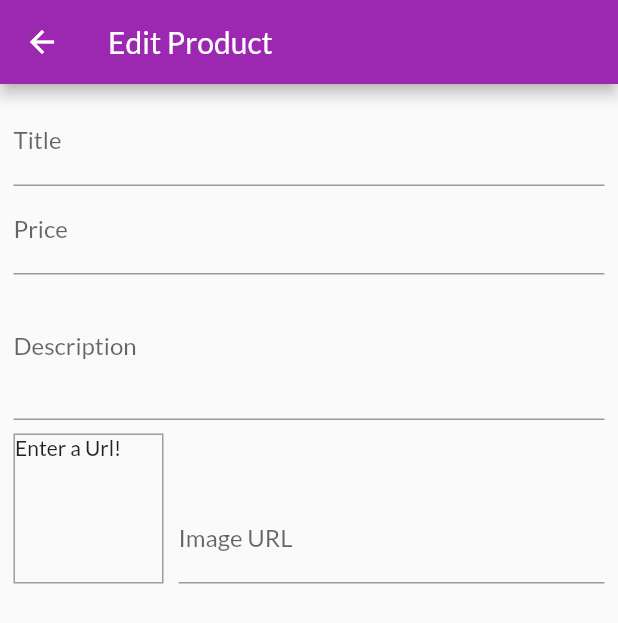
After one commit to ashishdock/shop_app, a Flutter app: the UserProductsScreen screen opened by its route, after a tap on the "add" icon, on a phone screen of 412 x 824 dp. The commit adds this screen. Shown: the top 623 px of the screen. Run offline on Flutter 3.47's test engine with Material 2 defaults, Android fonts, the phone set to English and light mode, and no system bars; network calls fail.

Commit message:
Realtime update to the Product image preview in Edit Product Screen

```diff
--- a/lib/main.dart
+++ b/lib/main.dart
@@ -5,6 +5,7 @@ import './providers/products.dart';
 import './providers/cart.dart';
 import './providers/orders.dart';
 
+import './screens/edit_product_screen.dart';
 import './screens/user_products_screen.dart';
 import './screens/orders_screen.dart';
 import './screens/product_detail_screen.dart';
@@ -42,6 +43,7 @@ class MyApp extends StatelessWidget {
           CartScreen.routeName: (context) => CartScreen(),
           OrdersScreen.routeName: (context) => OrdersScreen(),
           UserProductsScreen.routeName: (context) => UserProductsScreen(),
+          EditProductScreen.routeName: (context) => EditProductScreen(),
         },
       ),
     );
--- /dev/null
+++ b/lib/screens/edit_product_screen.dart
@@ -0,0 +1,122 @@
+import 'package:flutter/material.dart';
+
+class EditProductScreen extends StatefulWidget {
+  // const EditProductScreen({ Key? key }) : super(key: key);
+  static const routeName = '/edit-product';
+
+  @override
+  State<EditProductScreen> createState() => _EditProductScreenState();
+}
+
+class _EditProductScreenState extends State<EditProductScreen> {
+  final _priceFocusNode = FocusNode();
+  final _descriptionFocusNode = FocusNode();
+  final _imageUrlController = TextEditingController();
+  final _imageUrlFocusNode = FocusNode();
+
+  @override
+  void initState() {
+    super.initState();
+    _imageUrlFocusNode.addListener(_updateImageUrl);
+  }
+
+  @override
+  void dispose() {
+    super.dispose();
+    _imageUrlFocusNode.removeListener(_updateImageUrl);
+    _priceFocusNode.dispose();
+    _descriptionFocusNode.dispose();
+    _imageUrlController.dispose();
+    _imageUrlFocusNode.dispose();
+  }
+
+  void _updateImageUrl() {
+    if (!_imageUrlFocusNode.hasFocus) {
+      setState(() {});
+    } else {}
+  }
+
+  @override
+  Widget build(BuildContext context) {
+    return Scaffold(
+      appBar: AppBar(
+        title: Text('Edit Product'),
+      ),
+      body: Padding(
+        padding: const EdgeInsets.all(9.0),
+        child: Form(
+          child: SingleChildScrollView(
+            child: Column(
+              children: [
+                TextFormField(
+                  decoration: InputDecoration(labelText: 'Title'),
+                  textInputAction: TextInputAction.next,
+                  onFieldSubmitted: (value) {
+                    FocusScope.of(context).requestFocus(_priceFocusNode);
+                  },
+                ),
+                TextFormField(
+                  decoration: InputDecoration(labelText: 'Price'),
+                  keyboardType: TextInputType.number,
+                  textInputAction: TextInputAction.next,
+                  focusNode: _priceFocusNode,
+                  onFieldSubmitted: (value) {
+                    FocusScope.of(context).requestFocus(_descriptionFocusNode);
+                  },
+                ),
+                TextFormField(
+                  decoration: InputDecoration(labelText: 'Description'),
+                  maxLines: 3,
+                  keyboardType: TextInputType.multiline,
+                  textInputAction: TextInputAction.next,
+                  focusNode: _descriptionFocusNode,
+                ),
+                Row(
+                  crossAxisAlignment: CrossAxisAlignment.end,
+                  children: [
+                    Container(
+                      width: 100,
+                      height: 100,
+                      margin: EdgeInsets.only(
+                        top: 9,
+                        right: 10,
+                      ),
+                      decoration: BoxDecoration(
+                        border: Border.all(
+                          width: 1,
+                          color: Colors.grey,
+                        ),
+                      ),
+                      child: _imageUrlController.text.isEmpty
+                          ? Text('Enter a Url!')
+                          : FittedBox(
+                              child: Image.network(
+                                _imageUrlController.text,
+                                fit: BoxFit.cover,
+                              ),
+                            ),
+                    ),
+                    Expanded(
+                      child: TextFormField(
+                        decoration: InputDecoration(
+                          labelText: 'Image URL',
+                        ),
+                        keyboardType: TextInputType.url,
+                        textInputAction: TextInputAction.done,
+                        controller: _imageUrlController,
+                        focusNode: _imageUrlFocusNode,
+                        onEditingComplete: () {
+                          setState(() {});
+                        },
+                      ),
+                    ),
+                  ],
+                ),
+              ],
+            ),
+          ),
+        ),
+      ),
+    );
+  }
+}
--- a/lib/screens/user_products_screen.dart
+++ b/lib/screens/user_products_screen.dart
@@ -1,8 +1,8 @@
 import 'package:flutter/material.dart';
 import 'package:provider/provider.dart';
-import 'package:shop_app/widgets/user_product_item.dart';
+import './edit_product_screen.dart';
+import '../widgets/user_product_item.dart';
 import '../providers/products.dart';
-import '../screens/user_products_screen.dart';
 
 class UserProductsScreen extends StatelessWidget {
   // const UserProductsScreen({ Key? key }) : super(key: key);
@@ -15,11 +15,13 @@ class UserProductsScreen extends StatelessWidget {
       appBar: AppBar(
         title: const Text('Your Products'),
         actions: [
-          const IconButton(
+          IconButton(
             icon: const Icon(
               Icons.add,
             ),
-            onPressed: null,
+            onPressed: () {
+              Navigator.pushNamed(context, EditProductScreen.routeName);
+            },
           ),
         ],
       ),
@@ -28,9 +30,14 @@ class UserProductsScreen extends StatelessWidget {
         child: ListView.builder(
           itemCount: productsData.items.length,
           itemBuilder: (context, index) {
-            return UserProductItem(
-              title: productsData.items[index].title,
-              imageUrl: productsData.items[index].imageUrl,
+            return Column(
+              children: [
+                UserProductItem(
+                  title: productsData.items[index].title,
+                  imageUrl: productsData.items[index].imageUrl,
+                ),
+                Divider(),
+              ],
             );
           },
         ),
--- a/lib/widgets/app_drawer.dart
+++ b/lib/widgets/app_drawer.dart
@@ -1,4 +1,5 @@
 import 'package:flutter/material.dart';
+import '../screens/user_products_screen.dart';
 import '../screens/orders_screen.dart';
 
 class AppDrawer extends StatelessWidget {
@@ -26,6 +27,13 @@ class AppDrawer extends StatelessWidget {
             onTap: () =>
                 Navigator.pushReplacementNamed(context, OrdersScreen.routeName),
           ),
+          Divider(),
+          ListTile(
+            leading: Icon(Icons.edit),
+            title: Text('Manage Products'),
+            onTap: () => Navigator.pushReplacementNamed(
+                context, UserProductsScreen.routeName),
+          ),
         ],
       ),
     );
--- a/lib/widgets/user_product_item.dart
+++ b/lib/widgets/user_product_item.dart
@@ -14,7 +14,9 @@ class UserProductItem extends StatelessWidget {
       leading: CircleAvatar(
         backgroundImage: NetworkImage(imageUrl),
       ),
-      trailing: Row(
+      trailing: Container(
+        width: 100,
+        child: Row(
           children: [
             IconButton(
               onPressed: () {},
@@ -28,6 +30,7 @@ class UserProductItem extends StatelessWidget {
             ),
           ],
         ),
+      ),
     );
   }
 }
```
Lines whose indentation alone changed are shown as unchanged.
